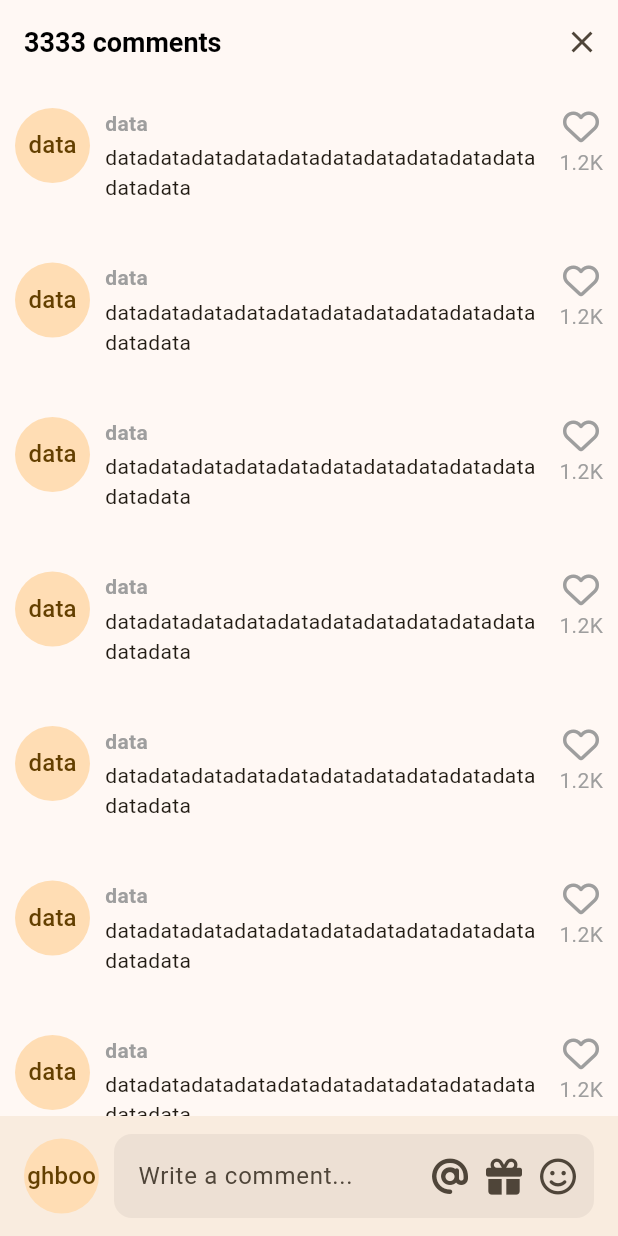
After one commit to Boo-Geonhyeok/tiktok_clone, a Flutter app: the VideoComments screen opened directly, on a phone screen of 412 x 824 dp. The commit adds this screen. Run offline on Flutter 3.47's test engine with Material 2 defaults, Android fonts, the light colour scheme and no system bars; our stand-ins replace font_awesome_flutter, video_player, visibility_detector.

Commit message:
comments section

```diff
--- a/lib/features/main_navigation/main_navigation_screen.dart
+++ b/lib/features/main_navigation/main_navigation_screen.dart
@@ -29,6 +29,7 @@ class _MainNavigationScreenState extends State<MainNavigationScreen> {
   @override
   Widget build(BuildContext context) {
     return Scaffold(
+      resizeToAvoidBottomInset: false,
       body: Stack(
         children: [
           Offstage(
--- /dev/null
+++ b/lib/features/videos/widgets/video_comments.dart
@@ -0,0 +1,166 @@
+import 'package:flutter/material.dart';
+import 'package:font_awesome_flutter/font_awesome_flutter.dart';
+import 'package:tiktok_clone/constants/gaps.dart';
+import 'package:tiktok_clone/constants/sizes.dart';
+
+class VideoComments extends StatefulWidget {
+  const VideoComments({super.key});
+
+  @override
+  State<VideoComments> createState() => _VideoCommentsState();
+}
+
+class _VideoCommentsState extends State<VideoComments> {
+  bool _isWriting = false;
+
+  void _onClosePressed() {
+    Navigator.of(context).pop();
+  }
+
+  void _stopWriting() {
+    FocusScope.of(context).unfocus();
+    setState(() {
+      _isWriting = false;
+    });
+  }
+
+  void _startWriting() {
+    setState(() {
+      _isWriting = true;
+    });
+  }
+
+  @override
+  Widget build(BuildContext context) {
+    return SizedBox(
+      height: MediaQuery.of(context).size.height * 0.55,
+      child: Scaffold(
+        appBar: AppBar(
+          actions: [
+            IconButton(
+                onPressed: _onClosePressed, icon: const Icon(Icons.close))
+          ],
+          title: const Text("3333 comments"),
+          automaticallyImplyLeading: false,
+        ),
+        body: GestureDetector(
+          onTap: _stopWriting,
+          child: Stack(
+            children: [
+              ListView.separated(
+                padding: const EdgeInsets.only(
+                  top: Sizes.size16,
+                  left: Sizes.size10,
+                  right: Sizes.size10,
+                  bottom: Sizes.size96 + Sizes.size20,
+                ),
+                itemCount: 10,
+                separatorBuilder: (context, index) => Gaps.v40,
+                itemBuilder: (context, index) {
+                  return Row(
+                    crossAxisAlignment: CrossAxisAlignment.start,
+                    children: [
+                      const CircleAvatar(
+                        radius: 25,
+                        child: Text("data"),
+                      ),
+                      Gaps.h10,
+                      Expanded(
+                          child: Column(
+                        crossAxisAlignment: CrossAxisAlignment.start,
+                        children: [
+                          Text(
+                            "data",
+                            style: TextStyle(
+                              fontWeight: FontWeight.bold,
+                              fontSize: Sizes.size14,
+                              color: Colors.grey.shade500,
+                            ),
+                          ),
+                          Gaps.v3,
+                          const Text(
+                              "datadatadatadatadatadatadatadatadatadatadatadata")
+                        ],
+                      )),
+                      Gaps.h10,
+                      Column(
+                        children: [
+                          FaIcon(
+                            FontAwesomeIcons.heart,
+                            size: Sizes.size24,
+                            color: Colors.grey.shade500,
+                          ),
+                          Gaps.v2,
+                          Text(
+                            "1.2K",
+                            style: TextStyle(
+                              color: Colors.grey.shade500,
+                            ),
+                          )
+                        ],
+                      )
+                    ],
+                  );
+                },
+              ),
+              Positioned(
+                bottom: 0,
+                width: MediaQuery.of(context).size.width,
+                child: BottomAppBar(
+                  child: Row(
+                    children: [
+                      const CircleAvatar(
+                        radius: 25,
+                        child: Text("ghboo"),
+                      ),
+                      Gaps.h10,
+                      Expanded(
+                          child: TextField(
+                        onTap: _startWriting,
+                        minLines: null,
+                        maxLines: null,
+                        expands: true,
+                        textInputAction: TextInputAction.newline,
+                        decoration: InputDecoration(
+                            hintText: "Write a comment...",
+                            border: OutlineInputBorder(
+                              borderRadius: BorderRadius.circular(Sizes.size12),
+                              borderSide: BorderSide.none,
+                            ),
+                            filled: true,
+                            contentPadding: const EdgeInsets.symmetric(
+                              horizontal: Sizes.size12,
+                              vertical: Sizes.size10,
+                            ),
+                            suffixIcon: Row(
+                              mainAxisSize: MainAxisSize.min,
+                              children: [
+                                const FaIcon(FontAwesomeIcons.at),
+                                Gaps.h12,
+                                const FaIcon(FontAwesomeIcons.gift),
+                                Gaps.h12,
+                                const FaIcon(FontAwesomeIcons.faceSmile),
+                                Gaps.h12,
+                                if (_isWriting)
+                                  GestureDetector(
+                                    onTap: _stopWriting,
+                                    child: FaIcon(
+                                      FontAwesomeIcons.circleArrowUp,
+                                      color: Theme.of(context).primaryColor,
+                                    ),
+                                  ),
+                                if (_isWriting) Gaps.h12
+                              ],
+                            )),
+                      ))
+                    ],
+                  ),
+                ),
+              )
+            ],
+          ),
+        ),
+      ),
+    );
+  }
+}
--- a/lib/features/videos/widgets/video_post.dart
+++ b/lib/features/videos/widgets/video_post.dart
@@ -3,6 +3,7 @@ import 'package:font_awesome_flutter/font_awesome_flutter.dart';
 import 'package:tiktok_clone/constants/gaps.dart';
 import 'package:tiktok_clone/constants/sizes.dart';
 import 'package:tiktok_clone/features/videos/widgets/video_button.dart';
+import 'package:tiktok_clone/features/videos/widgets/video_comments.dart';
 import 'package:video_player/video_player.dart';
 import 'package:visibility_detector/visibility_detector.dart';
 
@@ -50,7 +51,9 @@ class _VideoPostState extends State<VideoPost>
   }
 
   void _onVisibilityChanged(VisibilityInfo info) {
-    if (info.visibleFraction == 1 && !_videoPlayerController.value.isPlaying) {
+    if (info.visibleFraction == 1 &&
+        !_videoPlayerController.value.isPlaying &&
+        !_isPaused) {
       _videoPlayerController.play();
     }
   }
@@ -67,6 +70,13 @@ class _VideoPostState extends State<VideoPost>
     setState(() {
       _isPaused = !_isPaused;
     });
+  }
+
+  void _onCommentTap(BuildContext context) {
+    showModalBottomSheet(
+        context: context,
+        builder: (context) => const VideoComments(),
+        isScrollControlled: true);
   }
 
   @override
@@ -140,21 +150,24 @@ class _VideoPostState extends State<VideoPost>
               ],
             ),
           ),
-          const Positioned(
+          Positioned(
             bottom: 20,
             right: 10,
             child: Column(
               children: [
-                CircleAvatar(
+                const CircleAvatar(
                   radius: 25,
                   child: Text("ghboo"),
                 ),
                 Gaps.v24,
-                VideoButton(icon: FontAwesomeIcons.heart, text: "2.9M"),
+                const VideoButton(icon: FontAwesomeIcons.heart, text: "2.9M"),
                 Gaps.v24,
-                VideoButton(icon: FontAwesomeIcons.solidComment, text: "33K"),
+                GestureDetector(
+                    onTap: () => _onCommentTap(context),
+                    child: const VideoButton(
+                        icon: FontAwesomeIcons.solidComment, text: "33K")),
                 Gaps.v24,
-                VideoButton(icon: FontAwesomeIcons.share, text: "Share"),
+                const VideoButton(icon: FontAwesomeIcons.share, text: "Share"),
               ],
             ),
           )
```
